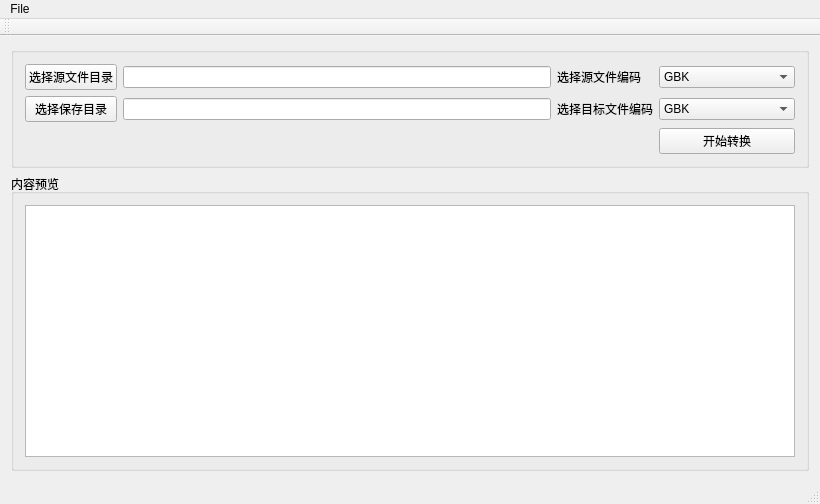
Before: the Qt Designer form EncodingConverter/encodingconverter.ui in iBakuman/EncodingConverter, drawn with Qt 5.
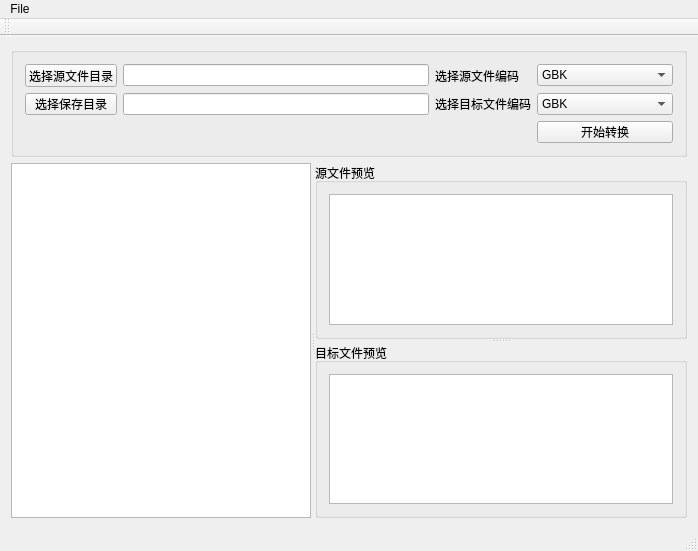
After: the same form once the commit is applied.

Commit message: Problems:when_currentChanged() and when currentRowChanged()

```diff
--- a/EncodingConverter/encodingconverter.ui
+++ b/EncodingConverter/encodingconverter.ui
@@ -6,8 +6,8 @@
    <rect>
     <x>0</x>
     <y>0</y>
-    <width>820</width>
-    <height>504</height>
+    <width>698</width>
+    <height>551</height>
    </rect>
   </property>
   <property name="windowTitle">
@@ -17,6 +17,12 @@
    <layout class="QVBoxLayout" name="verticalLayout">
     <item>
      <widget class="QGroupBox" name="groupBox_2">
+      <property name="maximumSize">
+       <size>
+        <width>16777215</width>
+        <height>110</height>
+       </size>
+      </property>
       <property name="title">
        <string/>
       </property>
@@ -124,19 +130,47 @@
      </widget>
     </item>
     <item>
-     <widget class="QGroupBox" name="groupBox">
-      <property name="title">
-       <string>内容预览</string>
+     <widget class="QSplitter" name="splitter_2">
+      <property name="orientation">
+       <enum>Qt::Horizontal</enum>
       </property>
-      <layout class="QHBoxLayout" name="horizontalLayout">
-       <item>
-        <widget class="QTextEdit" name="textEdit">
-         <property name="readOnly">
-          <bool>true</bool>
-         </property>
-        </widget>
-       </item>
-      </layout>
+      <widget class="QTreeView" name="treeView">
+       <property name="maximumSize">
+        <size>
+         <width>300</width>
+         <height>16777215</height>
+        </size>
+       </property>
+      </widget>
+      <widget class="QSplitter" name="splitter">
+       <property name="orientation">
+        <enum>Qt::Vertical</enum>
+       </property>
+       <widget class="QGroupBox" name="groupBox_3">
+        <property name="title">
+         <string>源文件预览</string>
+        </property>
+        <layout class="QHBoxLayout" name="horizontalLayout_2">
+         <item>
+          <widget class="QTextEdit" name="srcPreview">
+           <property name="readOnly">
+            <bool>true</bool>
+           </property>
+          </widget>
+         </item>
+        </layout>
+       </widget>
+       <widget class="QGroupBox" name="groupBox_4">
+        <property name="title">
+         <string>目标文件预览</string>
+        </property>
+        <layout class="QHBoxLayout" name="horizontalLayout">
+         <item>
+          <widget class="QTextEdit" name="dstPreview"/>
+         </item>
+        </layout>
+       </widget>
+      </widget>
      </widget>
     </item>
    </layout>
@@ -146,7 +180,7 @@
     <rect>
      <x>0</x>
      <y>0</y>
-     <width>820</width>
+     <width>698</width>
      <height>23</height>
     </rect>
    </property>
```
The commit also changes 2 other files.
